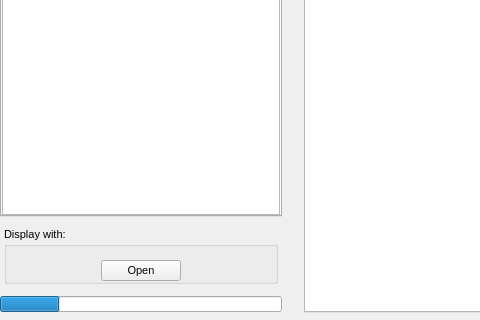
MosheWagner/Orayta-QT, file mainwindow.ui: the form before one commit; both pictures show x 0 to 480 and y 405 to 725 of the 1097 by 725 pixel window.
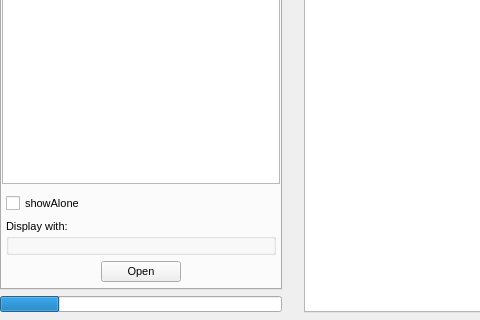
The form after the commit. Icons and pictures are not drawn. Custom widgets are drawn as their Qt base class.

Commit message: - Book's mixed display confs saved

Diff of the .ui file:
```diff
--- a/mainwindow.ui
+++ b/mainwindow.ui
@@ -852,7 +852,7 @@
             <number>0</number>
            </property>
            <item>
-            <layout class="QVBoxLayout" name="verticalLayout" stretch="0,0">
+            <layout class="QVBoxLayout" name="verticalLayout" stretch="0,0,0">
              <property name="rightMargin">
               <number>0</number>
              </property>
@@ -961,6 +961,98 @@
                </column>
               </widget>
              </item>
+             <item>
+              <widget class="QFrame" name="mixedGroup">
+               <property name="font">
+                <font>
+                 <pointsize>8</pointsize>
+                </font>
+               </property>
+               <property name="frameShape">
+                <enum>QFrame::NoFrame</enum>
+               </property>
+               <property name="frameShadow">
+                <enum>QFrame::Plain</enum>
+               </property>
+               <layout class="QVBoxLayout" name="verticalLayout_8">
+                <property name="leftMargin">
+                 <number>4</number>
+                </property>
+                <property name="topMargin">
+                 <number>4</number>
+                </property>
+                <property name="rightMargin">
+                 <number>4</number>
+                </property>
+                <property name="bottomMargin">
+                 <number>6</number>
+                </property>
+                <item>
+                 <widget class="QCheckBox" name="showaloneCBX">
+                  <property name="text">
+                   <string>showAlone</string>
+                  </property>
+                 </widget>
+                </item>
+                <item>
+                 <widget class="QGroupBox" name="mixedFrame">
+                  <property name="title">
+                   <string>Display with:</string>
+                  </property>
+                  <layout class="QVBoxLayout" name="verticalLayout_10">
+                   <property name="margin">
+                    <number>0</number>
+                   </property>
+                   <item>
+                    <layout class="QVBoxLayout" name="verticalLayout_11">
+                     <property name="topMargin">
+                      <number>14</number>
+                     </property>
+                    </layout>
+                   </item>
+                  </layout>
+                 </widget>
+                </item>
+                <item>
+                 <layout class="QHBoxLayout" name="horizontalLayout_8">
+                  <item>
+                   <spacer name="horizontalSpacer_9">
+                    <property name="orientation">
+                     <enum>Qt::Horizontal</enum>
+                    </property>
+                    <property name="sizeHint" stdset="0">
+                     <size>
+                      <width>40</width>
+                      <height>20</height>
+                     </size>
+                    </property>
+                   </spacer>
+                  </item>
+                  <item>
+                   <widget class="QPushButton" name="openMixed">
+                    <property name="text">
+                     <string>Open</string>
+                    </property>
+                   </widget>
+                  </item>
+                  <item>
+                   <spacer name="horizontalSpacer_8">
+                    <property name="orientation">
+                     <enum>Qt::Horizontal</enum>
+                    </property>
+                    <property name="sizeHint" stdset="0">
+                     <size>
+                      <width>40</width>
+                      <height>20</height>
+                     </size>
+                    </property>
+                   </spacer>
+                  </item>
+                 </layout>
+                </item>
+               </layout>
+              </widget>
+             </item>
             </layout>
            </item>
           </layout>
@@ -1443,91 +1535,6 @@
          </widget>
         </widget>
        </item>
-       <item>
-        <widget class="QFrame" name="mixedGroup">
-         <property name="font">
-          <font>
-           <pointsize>8</pointsize>
-          </font>
-         </property>
-         <property name="frameShape">
-          <enum>QFrame::NoFrame</enum>
-         </property>
-         <property name="frameShadow">
-          <enum>QFrame::Plain</enum>
-         </property>
-         <layout class="QVBoxLayout" name="verticalLayout_8">
-          <property name="leftMargin">
-           <number>4</number>
-          </property>
-          <property name="topMargin">
-           <number>4</number>
-          </property>
-          <property name="rightMargin">
-           <number>4</number>
-          </property>
-          <property name="bottomMargin">
-           <number>6</number>
-          </property>
-          <item>
-           <widget class="QGroupBox" name="mixedFrame">
-            <property name="title">
-             <string>Display with:</string>
-            </property>
-            <layout class="QVBoxLayout" name="verticalLayout_10">
-             <property name="margin">
-              <number>0</number>
-             </property>
-             <item>
-              <layout class="QVBoxLayout" name="verticalLayout_11">
-               <property name="topMargin">
-                <number>14</number>
-               </property>
-               <item>
-                <layout class="QHBoxLayout" name="horizontalLayout_8">
-                 <item>
-                  <spacer name="horizontalSpacer_8">
-                   <property name="orientation">
-                    <enum>Qt::Horizontal</enum>
-                   </property>
-                   <property name="sizeHint" stdset="0">
-                    <size>
-                     <width>40</width>
-                     <height>20</height>
-                    </size>
-                   </property>
-                  </spacer>
-                 </item>
-                 <item>
-                  <widget class="QPushButton" name="openMixed">
-                   <property name="text">
-                    <string>Open</string>
-                   </property>
-                  </widget>
-                 </item>
-                 <item>
-                  <spacer name="horizontalSpacer_9">
-                   <property name="orientation">
-                    <enum>Qt::Horizontal</enum>
-                   </property>
-                   <property name="sizeHint" stdset="0">
-                    <size>
-                     <width>40</width>
-                     <height>20</height>
-                    </size>
-                   </property>
-                  </spacer>
-                 </item>
-                </layout>
-               </item>
-              </layout>
-             </item>
-            </layout>
-           </widget>
-          </item>
-         </layout>
-        </widget>
-       </item>
        <item>
         <widget class="QProgressBar" name="progressBar">
          <property name="maximumSize">
```
Left out of the diff: 86 changed lines with no effect on the pictures. The commit also changes 20 other files.
